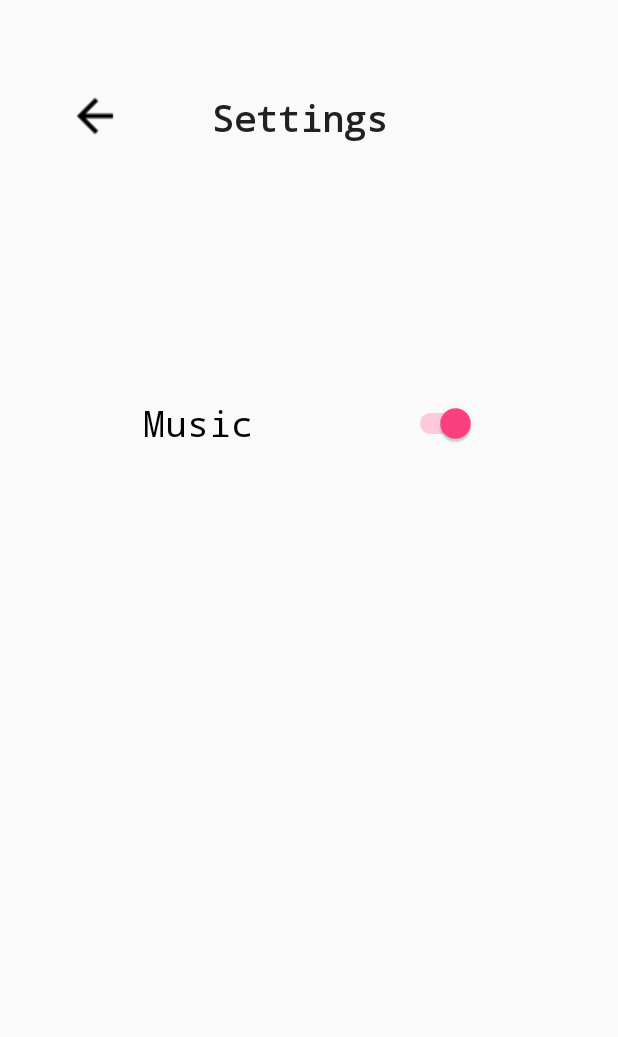
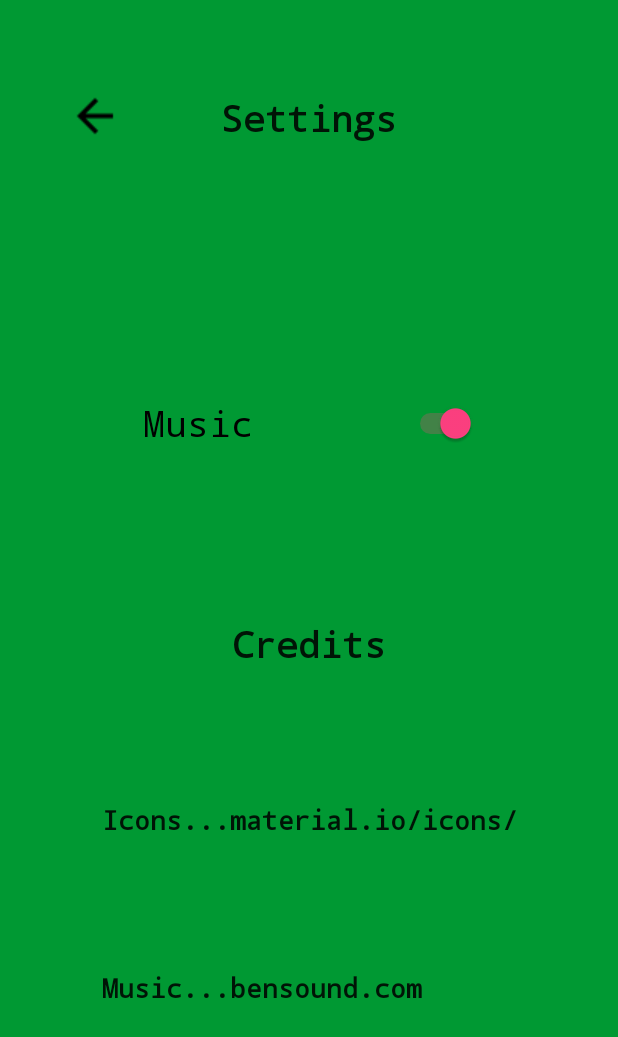
Before and after one commit to ndalton12/AppsForGoodGame, an Android app: the SettingMenu screen opened directly, with no data from a screen before it, on a phone screen of 412 x 824 dp. Shown: the top 1037 px of the screen. Run offline under Robolectric (Android 15) with nearby library versions, the phone set to English and light mode, and no system bars.

Commit message:
Updated settings menu with credits, added arrows to game screen

```diff
--- a/app/src/main/java/com/example/niall/game2/SettingMenu.java
+++ b/app/src/main/java/com/example/niall/game2/SettingMenu.java
@@ -3,6 +3,7 @@ package com.example.niall.game2;
 import android.app.Activity;
 import android.content.ComponentCallbacks2;
 import android.content.Intent;
+import android.graphics.Color;
 import android.os.Bundle;
 import android.support.v4.app.NavUtils;
 import android.view.View;
@@ -19,12 +20,21 @@ public class SettingMenu extends Activity {
     protected void onCreate(Bundle savedInstanceState) {
         super.onCreate(savedInstanceState);
         setContentView(R.layout.setting_menu);
+
+        getWindow().getDecorView().setBackgroundColor(Color.rgb(0, 153, 51));
+
         music = new Intent();
         music.setClass(this,MusicService.class);
 
         musicSwitch = (Switch) findViewById(R.id.musicswitch);
 
+        // Set switch off or on depending if music is on or off
+        if (musicOffOn)
+            musicSwitch.setChecked(true);
+        else
+            musicSwitch.setChecked(false);
 
+        // Switch listener to put music on or off
         musicSwitch.setOnCheckedChangeListener(new CompoundButton.OnCheckedChangeListener() {
 
             @Override
--- a/app/src/main/res/layout/setting_menu.xml
+++ b/app/src/main/res/layout/setting_menu.xml
@@ -5,6 +5,87 @@
     android:layout_width="match_parent"
     android:layout_height="match_parent"
     android:id="@+id/setting_menu" >
+
+    <TextView
+        android:id="@+id/textView5"
+        android:layout_width="323dp"
+        android:layout_height="20dp"
+        android:layout_marginBottom="8dp"
+        android:layout_marginEnd="8dp"
+        android:layout_marginLeft="8dp"
+        android:layout_marginRight="8dp"
+        android:layout_marginStart="8dp"
+        android:layout_marginTop="8dp"
+        android:ems="10"
+        android:fontFamily="monospace"
+        android:gravity="left"
+        android:inputType="textPersonName"
+        android:text="@string/music_credit"
+        android:textAllCaps="false"
+        android:textAppearance="@style/TextAppearance.AppCompat"
+        android:textSize="18sp"
+        android:textStyle="bold"
+        app:layout_constraintBottom_toBottomOf="parent"
+        app:layout_constraintHorizontal_bias="0.822"
+        app:layout_constraintLeft_toLeftOf="parent"
+        app:layout_constraintRight_toRightOf="parent"
+        app:layout_constraintTop_toTopOf="parent"
+        app:layout_constraintVertical_bias="0.81"
+        tools:ignore="TextViewEdits,UnusedAttribute" />
+
+    <TextView
+        android:id="@+id/textView4"
+        android:layout_width="323dp"
+        android:layout_height="26dp"
+        android:layout_marginBottom="8dp"
+        android:layout_marginEnd="8dp"
+        android:layout_marginLeft="8dp"
+        android:layout_marginRight="8dp"
+        android:layout_marginStart="8dp"
+        android:layout_marginTop="8dp"
+        android:ems="10"
+        android:fontFamily="monospace"
+        android:inputType="textPersonName"
+        android:text="@string/icon_credit"
+        android:textAllCaps="false"
+        android:textAppearance="@style/TextAppearance.AppCompat"
+        android:textSize="18sp"
+        android:textStyle="bold"
+        app:layout_constraintBottom_toBottomOf="parent"
+        app:layout_constraintLeft_toLeftOf="parent"
+        app:layout_constraintRight_toRightOf="parent"
+        app:layout_constraintTop_toTopOf="parent"
+        app:layout_constraintVertical_bias="0.673"
+        tools:ignore="TextViewEdits,UnusedAttribute"
+        android:gravity="left"
+        app:layout_constraintHorizontal_bias="0.822" />
+
+    <TextView
+        android:id="@+id/textView3"
+        android:layout_width="119dp"
+        android:layout_height="30dp"
+        android:layout_marginBottom="8dp"
+        android:layout_marginEnd="8dp"
+        android:layout_marginLeft="8dp"
+        android:layout_marginRight="8dp"
+        android:layout_marginStart="8dp"
+        android:layout_marginTop="8dp"
+        android:ems="10"
+        android:fontFamily="monospace"
+        android:inputType="textPersonName"
+        android:text="@string/credits"
+        android:textAllCaps="false"
+        android:textAppearance="@style/TextAppearance.AppCompat"
+        android:textSize="24sp"
+        android:textStyle="bold"
+        app:layout_constraintBottom_toBottomOf="parent"
+        app:layout_constraintLeft_toLeftOf="parent"
+        app:layout_constraintRight_toRightOf="parent"
+        app:layout_constraintTop_toTopOf="parent"
+        app:layout_constraintVertical_bias="0.52"
+        tools:ignore="TextViewEdits,UnusedAttribute"
+        app:layout_constraintHorizontal_bias="0.502"
+        android:gravity="center" />
 
     <TextView
         android:id="@+id/textView"
@@ -29,7 +110,8 @@
         app:layout_constraintRight_toRightOf="parent"
         app:layout_constraintTop_toTopOf="parent"
         app:layout_constraintVertical_bias="0.06999999"
-        tools:ignore="TextViewEdits,UnusedAttribute" />
+        tools:ignore="TextViewEdits,UnusedAttribute"
+        android:gravity="center" />
 
     <ImageButton
         android:layout_width="55dp"
--- a/app/src/main/res/layout/start_screen.xml
+++ b/app/src/main/res/layout/start_screen.xml
@@ -53,7 +53,7 @@
             app:layout_constraintRight_toRightOf="parent"
             app:layout_constraintTop_toBottomOf="@+id/textView"
             app:layout_constraintVertical_bias="0.48"
-            tools:ignore="ContentDescription"></ImageView>
+            tools:ignore="ContentDescription" />
 
 
         <Button
--- a/app/src/main/res/values/strings.xml
+++ b/app/src/main/res/values/strings.xml
@@ -7,4 +7,7 @@
     <string name="settings">Settings</string>
     <string name="stats">Monthly Expenses</string>
     <string name="music">Music</string>
+    <string name="credits">Credits</string>
+    <string name="icon_credit">Icons...material.io/icons/</string>
+    <string name="music_credit">Music...bensound.com</string>
 </resources>
```
Also changed, not shown: app/src/main/res/layout/content.xml (+36 -0 lines), app/src/main/res/drawable/ic_keyboard_arrow_left_black_48dp.png (added), app/src/main/res/drawable/ic_keyboard_arrow_right_black_48dp.png (added).
